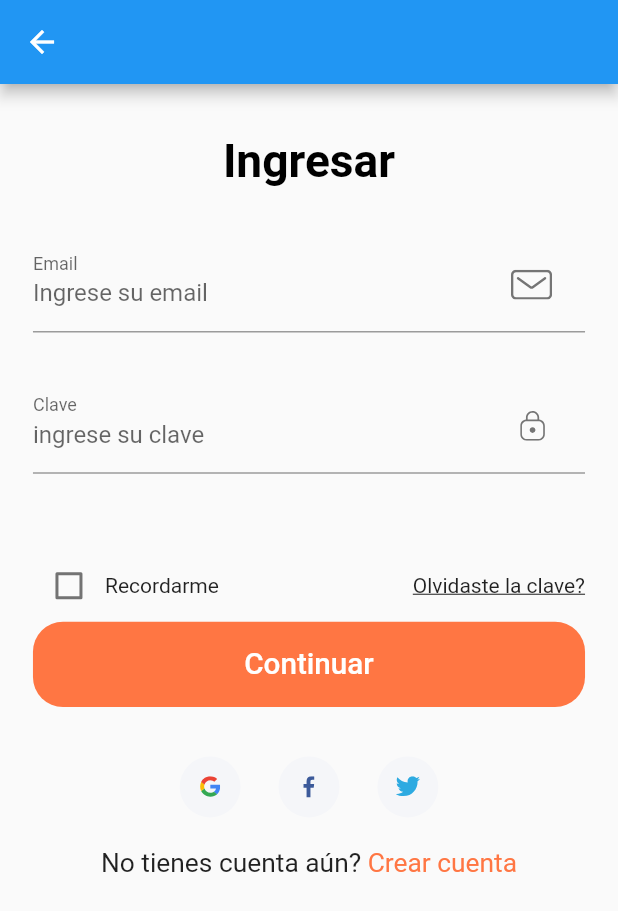
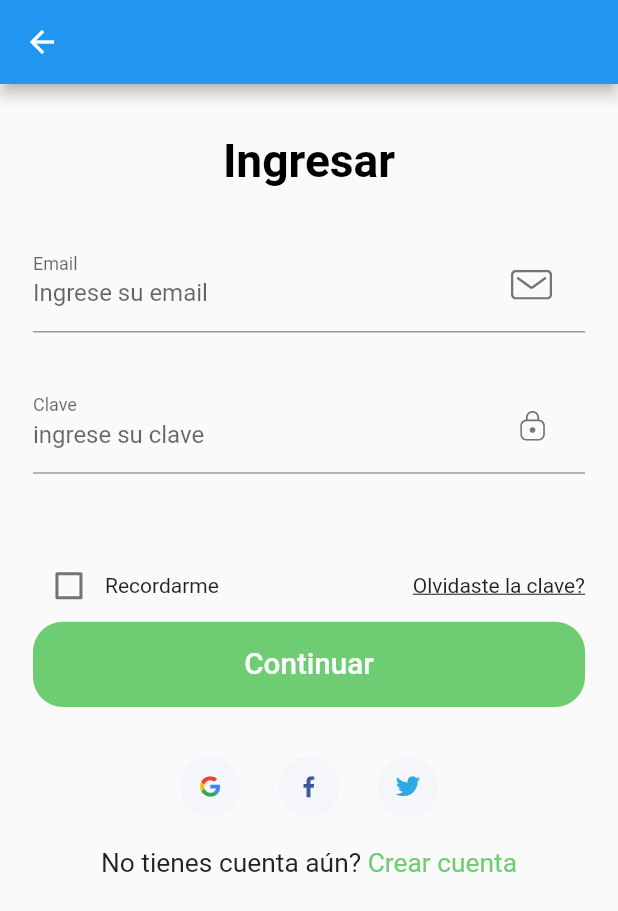
Before and after one commit to pablo-datagenia/flutter-intro-login-google, a Flutter app: the screen it shows after launch, after a tap on "Comenzar", on a phone screen of 412 x 824 dp. Shown: the top 911 px of the screen. Run offline on Flutter 3.47's test engine with Material 2 defaults, Android fonts, the phone set to English and light mode, and no system bars; our stand-ins replace flutter_svg.

Commit message:
jugando con los boxes

```diff
--- a/lib/components/global_widgets.dart
+++ b/lib/components/global_widgets.dart
@@ -5,9 +5,11 @@ import '../size_config.dart';
 
 Widget logoPpal() {
   return Container(
-      padding: EdgeInsets.all(15.50),
+      padding: EdgeInsets.all(50.50),
       width: double.infinity,
-      height: 200,
+      height: 150,
+      child: Align(
+        alignment: Alignment.center,
         child: Stack(
           children: <Widget>[
             Positioned(
@@ -29,7 +31,7 @@ Widget logoPpal() {
                 "@",
                 style: TextStyle(
                   fontSize: getProportionateScreenWidth(44),
-                color: Color.alphaBlend(Colors.blue, Colors.black),
+                  color: kTextColor,
                   fontWeight: FontWeight.bold,
                 ),
               ),
@@ -48,5 +50,6 @@ Widget logoPpal() {
               ),
             )
           ],
+        ),
       ));
 }
--- a/lib/constants.dart
+++ b/lib/constants.dart
@@ -1,8 +1,8 @@
 import 'package:flutter/material.dart';
 import 'package:intro_login/size_config.dart';
 
-const kPrimaryColor = Color(0xFFFF7643);
-const kPrimaryLightColor = Color(0xFFFFECDF);
+const kPrimaryColor = Color(0xCB4AC250);
+const kPrimaryLightColor = Color(0xFFDAE4C3);
 const kPrimaryGradientColor = LinearGradient(
   begin: Alignment.topLeft,
   end: Alignment.bottomRight,
--- a/lib/main.dart
+++ b/lib/main.dart
@@ -14,7 +14,7 @@ class MyApp extends StatelessWidget {
     SystemChrome.setPreferredOrientations([DeviceOrientation.portraitUp]);
     return MaterialApp(
       debugShowCheckedModeBanner: false,
-      title: 'Login app Demo',
+      title: 'Splash Login Register app',
       initialRoute: SplashScreen.routeName,
       routes: routes,
     );
--- a/lib/screens/splash/components/body.dart
+++ b/lib/screens/splash/components/body.dart
@@ -36,7 +36,8 @@ class _BodyState extends State<Body> {
         child: Column(
           children: <Widget>[
             logoPpal(),
-            Expanded(
+            Container(
+              child: Expanded(
                 flex: 3,
                 child: PageView.builder(
                   onPageChanged: (value) {
@@ -48,6 +49,7 @@ class _BodyState extends State<Body> {
                   itemBuilder: (context, index) => SplashContent(
                     image: splashData[index]["image"],
                     text: splashData[index]['text'],
+                  ),
                 ),
               ),
             ),
```
Also changed, not shown: 1 other file. Lines whose indentation alone changed are shown as unchanged.
